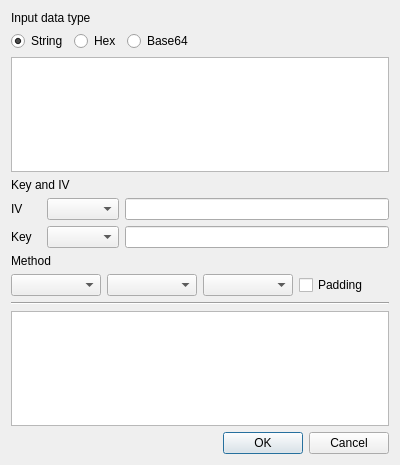
First picture: the form in BerViewer/enc_dec_dlg.ui, repository jykim74/BerEditor, before the edit.
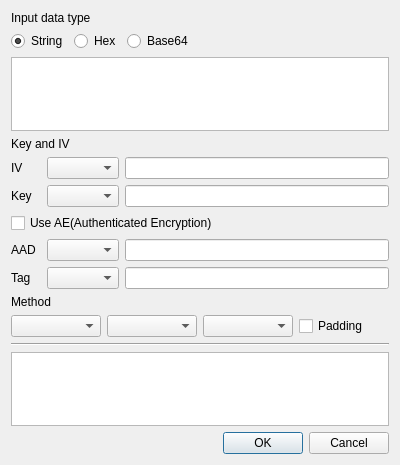
Second picture: the form after the edit.

Commit message: 암복호화에 GCM/CCM 기능 추가

The edit to the form file:
```diff
--- a/BerViewer/enc_dec_dlg.ui
+++ b/BerViewer/enc_dec_dlg.ui
@@ -118,6 +118,59 @@
      </item>
     </layout>
    </item>
+   <item>
+    <widget class="QCheckBox" name="mUseAECheck">
+     <property name="text">
+      <string>Use AE(Authenticated Encryption)</string>
+     </property>
+    </widget>
+   </item>
+   <item>
+    <layout class="QHBoxLayout" name="horizontalLayout_7">
+     <item>
+      <widget class="QLabel" name="label_6">
+       <property name="minimumSize">
+        <size>
+         <width>30</width>
+         <height>0</height>
+        </size>
+       </property>
+       <property name="text">
+        <string>AAD</string>
+       </property>
+      </widget>
+     </item>
+     <item>
+      <widget class="QComboBox" name="mAADTypeCombo"/>
+     </item>
+     <item>
+      <widget class="QLineEdit" name="mAADText"/>
+     </item>
+    </layout>
+   </item>
+   <item>
+    <layout class="QHBoxLayout" name="horizontalLayout_8">
+     <item>
+      <widget class="QLabel" name="label_7">
+       <property name="minimumSize">
+        <size>
+         <width>30</width>
+         <height>0</height>
+        </size>
+       </property>
+       <property name="text">
+        <string>Tag</string>
+       </property>
+      </widget>
+     </item>
+     <item>
+      <widget class="QComboBox" name="mTagTypeCombo"/>
+     </item>
+     <item>
+      <widget class="QLineEdit" name="mTagText"/>
+     </item>
+    </layout>
+   </item>
    <item>
     <widget class="QLabel" name="label_4">
      <property name="text">
```
The commit also changes 2 other files.
